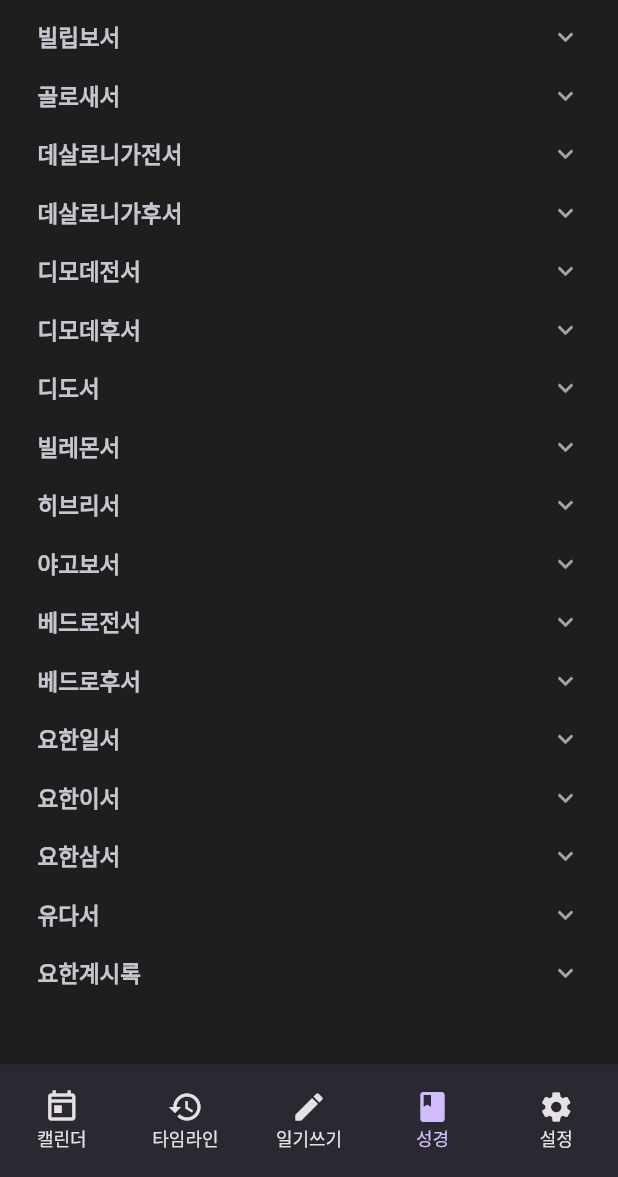
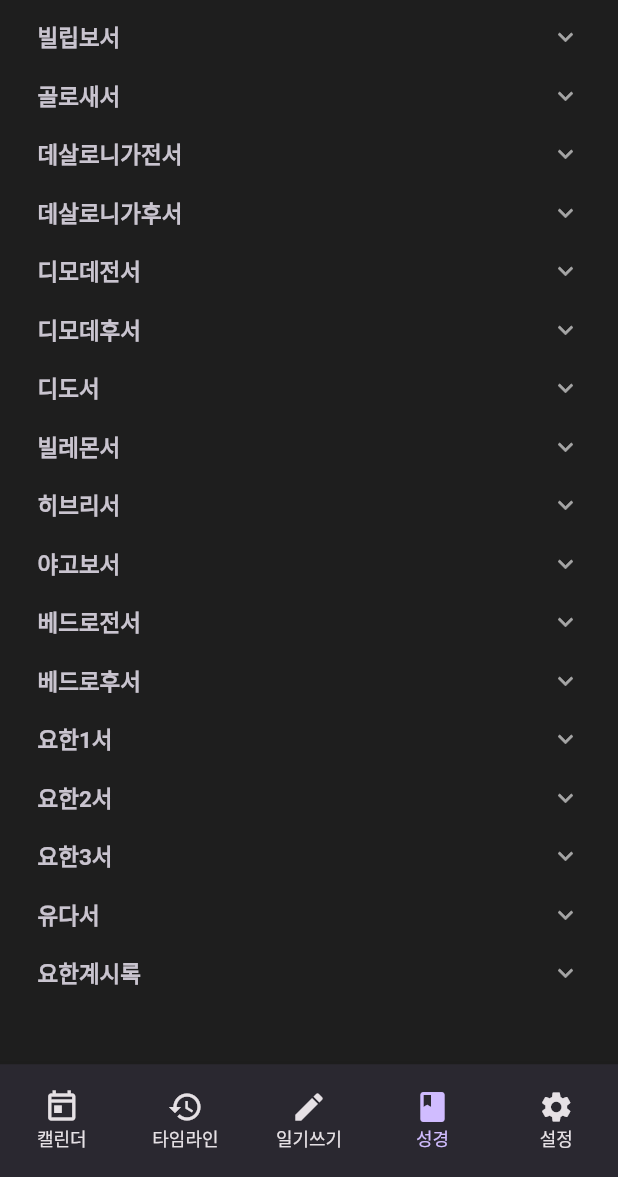
Before and after one commit to dmsvk0217/holydiary, a Flutter app: the screen it shows after launch, item 4 of the bottom bar chosen, scrolled down 1941 dp, on a phone screen of 412 x 824 dp, the part 59-1236 px from its top. Run offline on Flutter 3.47's test engine with Material 2 defaults, Android fonts, the phone set to English and light mode, and no system bars; drawn by our look-alikes of accordion; our stand-ins replace cloud_firestore, firebase_auth, firebase_core, flutter_dotenv, get, image_picker and 2 more; missing offline and left inert: flutterfire_ui; accounts and stored records are empty; Roboto replaces fonts that are missing (GmarketSans).

Commit message:
update bible set

```diff
--- a/lib/view/pages/bible_page.dart
+++ b/lib/view/pages/bible_page.dart
@@ -1,3 +1,5 @@
+import 'dart:io';
+
 import 'package:flutter/material.dart';
 import 'package:accordion/accordion.dart';
 import 'package:get/get.dart';
@@ -5,6 +7,7 @@ import 'package:holydiary/view/resources/bible.dart';
 import 'package:holydiary/view/resources/color_manager.dart';
 import 'package:holydiary/view/resources/getx_routes_manager.dart';
 import 'package:flutter/services.dart' show rootBundle;
+import 'package:path/path.dart' as path;
 
 class BiblePage extends StatelessWidget {
   BiblePage({super.key});
@@ -28,19 +31,45 @@ class BiblePage extends StatelessWidget {
     );
   }
 
-  Future<String> loadAsset(String book) async {
-    return await rootBundle.loadString('assets/bible/aa.txt').then((value) {
+  Future<String> reloadTextFile(String filePath) async {
+    print("filePath : $filePath");
+    File file = File(filePath);
+    if (await file.exists()) {
+      return await file.readAsString();
+    } else {
+      throw Exception('File does not exist');
+    }
+  }
+
+//"assets/bible/Deuteronomy.txt".
+  Future<String> loadAsset(String txtfileName) async {
+    print("txtfileName : $txtfileName");
+    String mypath = path.join('assets', 'bible', txtfileName);
+    print("mypath : $mypath");
+
+    String projectPath =
+        path.dirname(path.dirname(path.fromUri(Platform.script)));
+    print('Project Path: $projectPath');
+
+    try {
+      String result = await reloadTextFile(mypath);
+      print("result : $result");
+    } catch (e) {
+      print('Error: $e');
+    }
+
+    return await rootBundle.loadString(mypath).then((value) {
       print(value);
       return value;
     });
   }
 
   List<AccordionSection> get buildBible {
-    return bibleMataData.map(
+    return bibleMetaData.map(
       (map) {
-        final bookName = map['book'];
-        final chapterCount = map['chapters'];
-        String bibleText = '';
+        final String bookName = map['book'];
+        final int chapterCount = map['chapters'];
+        final String englishName = map['english_name'];
 
         return AccordionSection(
           headerBackgroundColor: ColorManager.background,
@@ -62,8 +91,10 @@ class BiblePage extends StatelessWidget {
               final chapterNumber = chapterIndex + 1;
               return ElevatedButton(
                 onPressed: () async {
-                  print('Button pressed: $bookName Chapter $chapterNumber');
-                  String text = await loadAsset(bookName);
+                  print(
+                      'Button pressed: $bookName Chapter $chapterNumber englishName $englishName');
+                  String txtfileName = "$englishName.txt";
+                  String text = await loadAsset(txtfileName);
                   Get.toNamed(Routes.bibleReadPage,
                       arguments: [text, bookName]);
                 },
--- a/lib/view/resources/bible.dart
+++ b/lib/view/resources/bible.dart
@@ -1,68 +1,68 @@
-List<Map<String, dynamic>> bibleMataData = [
-  {'book': '창세기', 'chapters': 50},
-  {'book': '출애굽기', 'chapters': 40},
-  {'book': '레위기', 'chapters': 27},
-  {'book': '민수기', 'chapters': 36},
-  {'book': '신명기', 'chapters': 34},
-  {'book': '여호수아', 'chapters': 24},
-  {'book': '사사기', 'chapters': 21},
-  {'book': '룻기', 'chapters': 4},
-  {'book': '사무엘상', 'chapters': 31},
-  {'book': '사무엘하', 'chapters': 24},
-  {'book': '열왕기상', 'chapters': 22},
-  {'book': '열왕기하', 'chapters': 25},
-  {'book': '역대상', 'chapters': 29},
-  {'book': '역대하', 'chapters': 36},
-  {'book': '에스라', 'chapters': 10},
-  {'book': '느헤미야', 'chapters': 13},
-  {'book': '에스더', 'chapters': 10},
-  {'book': '욥기', 'chapters': 42},
-  {'book': '시편', 'chapters': 150},
-  {'book': '잠언', 'chapters': 31},
-  {'book': '전도서', 'chapters': 12},
-  {'book': '아가', 'chapters': 8},
-  {'book': '이사야', 'chapters': 66},
-  {'book': '예레미야', 'chapters': 52},
-  {'book': '예레미야애가', 'chapters': 5},
-  {'book': '에스겔', 'chapters': 48},
-  {'book': '다니엘', 'chapters': 12},
-  {'book': '호세아', 'chapters': 14},
-  {'book': '요엘', 'chapters': 3},
-  {'book': '아모스', 'chapters': 9},
-  {'book': '오바댜', 'chapters': 1},
-  {'book': '요나', 'chapters': 4},
-  {'book': '미가', 'chapters': 7},
-  {'book': '나훔', 'chapters': 3},
-  {'book': '하박국', 'chapters': 3},
-  {'book': '스바냐', 'chapters': 3},
-  {'book': '학개', 'chapters': 2},
-  {'book': '스가랴', 'chapters': 14},
-  {'book': '말라기', 'chapters': 4},
-  {'book': '마태복음', 'chapters': 28},
-  {'book': '마가복음', 'chapters': 16},
-  {'book': '누가복음', 'chapters': 24},
-  {'book': '요한복음', 'chapters': 21},
-  {'book': '사도행전', 'chapters': 28},
-  {'book': '로마서', 'chapters': 16},
-  {'book': '고린도전서', 'chapters': 16},
-  {'book': '고린도후서', 'chapters': 13},
-  {'book': '갈라디아서', 'chapters': 6},
-  {'book': '에베소서', 'chapters': 6},
-  {'book': '빌립보서', 'chapters': 4},
-  {'book': '골로새서', 'chapters': 4},
-  {'book': '데살로니가전서', 'chapters': 5},
-  {'book': '데살로니가후서', 'chapters': 3},
-  {'book': '디모데전서', 'chapters': 6},
-  {'book': '디모데후서', 'chapters': 4},
-  {'book': '디도서', 'chapters': 3},
-  {'book': '빌레몬서', 'chapters': 1},
-  {'book': '히브리서', 'chapters': 13},
-  {'book': '야고보서', 'chapters': 5},
-  {'book': '베드로전서', 'chapters': 5},
-  {'book': '베드로후서', 'chapters': 3},
-  {'book': '요한일서', 'chapters': 5},
-  {'book': '요한이서', 'chapters': 1},
-  {'book': '요한삼서', 'chapters': 1},
-  {'book': '유다서', 'chapters': 1},
-  {'book': '요한계시록', 'chapters': 22},
+List<Map<String, dynamic>> bibleMetaData = [
+  {'book': '창세기', 'chapters': 50, 'english_name': 'Genesis'},
+  {'book': '출애굽기', 'chapters': 40, 'english_name': 'Exodus'},
+  {'book': '레위기', 'chapters': 27, 'english_name': 'Leviticus'},
+  {'book': '민수기', 'chapters': 36, 'english_name': 'Numbers'},
+  {'book': '신명기', 'chapters': 34, 'english_name': 'deuteronomy'},
+  {'book': '여호수아', 'chapters': 24, 'english_name': 'Joshua'},
+  {'book': '사사기', 'chapters': 21, 'english_name': 'Judges'},
+  {'book': '룻기', 'chapters': 4, 'english_name': 'Ruth'},
+  {'book': '사무엘상', 'chapters': 31, 'english_name': 'Samuel1'},
+  {'book': '사무엘하', 'chapters': 24, 'english_name': 'Samuel2'},
+  {'book': '열왕기상', 'chapters': 22, 'english_name': 'Kings1'},
+  {'book': '열왕기하', 'chapters': 25, 'english_name': 'Kings2'},
+  {'book': '역대상', 'chapters': 29, 'english_name': 'Chronicles1'},
+  {'book': '역대하', 'chapters': 36, 'english_name': 'Chronicles2'},
+  {'book': '에스라', 'chapters': 10, 'english_name': 'Ezra'},
+  {'book': '느헤미야', 'chapters': 13, 'english_name': 'Nehemiah'},
+  {'book': '에스더', 'chapters': 10, 'english_name': 'Esther'},
+  {'book': '욥기', 'chapters': 42, 'english_name': 'Job'},
+  {'book': '시편', 'chapters': 150, 'english_name': 'Psalms'},
+  {'book': '잠언', 'chapters': 31, 'english_name': 'Proverbs'},
+  {'book': '전도서', 'chapters': 12, 'english_name': 'Ecclesiastes'},
+  {'book': '아가', 'chapters': 8, 'english_name': 'SongofSolomon'},
+  {'book': '이사야', 'chapters': 66, 'english_name': 'Isaiah'},
+  {'book': '예레미야', 'chapters': 52, 'english_name': 'Jeremiah'},
+  {'book': '예레미야애가', 'chapters': 5, 'english_name': 'Lamentations'},
+  {'book': '에스겔', 'chapters': 48, 'english_name': 'Ezekiel'},
+  {'book': '다니엘', 'chapters': 12, 'english_name': 'Daniel'},
+  {'book': '호세아', 'chapters': 14, 'english_name': 'Hosea'},
+  {'book': '요엘', 'chapters': 3, 'english_name': 'Joel'},
+  {'book': '아모스', 'chapters': 9, 'english_name': 'Amos'},
+  {'book': '오바댜', 'chapters': 1, 'english_name': 'Obadiah'},
+  {'book': '요나', 'chapters': 4, 'english_name': 'Jonah'},
+  {'book': '미가', 'chapters': 7, 'english_name': 'Micah'},
+  {'book': '나훔', 'chapters': 3, 'english_name': 'Nahum'},
+  {'book': '하박국', 'chapters': 3, 'english_name': 'Habakkuk'},
+  {'book': '스바냐', 'chapters': 3, 'english_name': 'Zephaniah'},
+  {'book': '학개', 'chapters': 2, 'english_name': 'Haggai'},
+  {'book': '스가랴', 'chapters': 14, 'english_name': 'Zechariah'},
+  {'book': '말라기', 'chapters': 4, 'english_name': 'Malachi'},
+  {'book': '마태복음', 'chapters': 28, 'english_name': 'Matthew'},
+  {'book': '마가복음', 'chapters': 16, 'english_name': 'Mark'},
+  {'book': '누가복음', 'chapters': 24, 'english_name': 'Luke'},
+  {'book': '요한복음', 'chapters': 21, 'english_name': 'John'},
+  {'book': '사도행전', 'chapters': 28, 'english_name': 'Acts'},
+  {'book': '로마서', 'chapters': 16, 'english_name': 'Romans'},
+  {'book': '고린도전서', 'chapters': 16, 'english_name': 'Corinthians1'},
+  {'book': '고린도후서', 'chapters': 13, 'english_name': 'Corinthians2'},
+  {'book': '갈라디아서', 'chapters': 6, 'english_name': 'Galatians'},
+  {'book': '에베소서', 'chapters': 6, 'english_name': 'Ephesians'},
+  {'book': '빌립보서', 'chapters': 4, 'english_name': 'Philippians'},
+  {'book': '골로새서', 'chapters': 4, 'english_name': 'Colossians'},
+  {'book': '데살로니가전서', 'chapters': 5, 'english_name': 'Thessalonians1'},
+  {'book': '데살로니가후서', 'chapters': 3, 'english_name': 'Thessalonians2'},
+  {'book': '디모데전서', 'chapters': 6, 'english_name': 'Timothy1'},
+  {'book': '디모데후서', 'chapters': 4, 'english_name': 'Timothy2'},
+  {'book': '디도서', 'chapters': 3, 'english_name': 'Titus'},
+  {'book': '빌레몬서', 'chapters': 1, 'english_name': 'Philemon'},
+  {'book': '히브리서', 'chapters': 13, 'english_name': 'Hebrews'},
+  {'book': '야고보서', 'chapters': 5, 'english_name': 'James'},
+  {'book': '베드로전서', 'chapters': 5, 'english_name': 'Peter1'},
+  {'book': '베드로후서', 'chapters': 3, 'english_name': 'Peter2'},
+  {'book': '요한1서', 'chapters': 5, 'english_name': 'John1'},
+  {'book': '요한2서', 'chapters': 1, 'english_name': 'John2'},
+  {'book': '요한3서', 'chapters': 1, 'english_name': 'John3'},
+  {'book': '유다서', 'chapters': 1, 'english_name': 'Jude'},
+  {'book': '요한계시록', 'chapters': 22, 'english_name': 'Revelation'},
 ];
--- a/pubspec.yaml
+++ b/pubspec.yaml
@@ -48,6 +48,7 @@ dependencies:
   flutterfire_ui: ^0.4.3+20
   path_provider: ^2.0.15
   image_picker: ^0.8.7+5
+  path: ^1.8.3
 
 dependency_overrides:
   intl: ^0.18.0
@@ -77,7 +78,8 @@ flutter:
   # To add assets to your application, add an assets section, like this:
   assets:
     - assets/
-    - assets/bible/
+    - assets/bible/deuteronomy.txt
+    - assets/bible/aa.txt
     - lib/.env
     - assets/googleicon.png
   #   - images/a_dot_ham.jpeg
```
Also changed, not shown: pubspec.lock.
